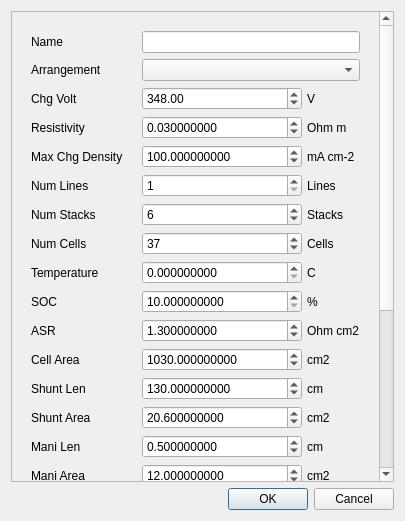
First picture: the form in app/src/view/shuntcur/shuntcurconfigpopup.ui, repository daitenshionyan/vrfbcalc-cpp, before the edit.
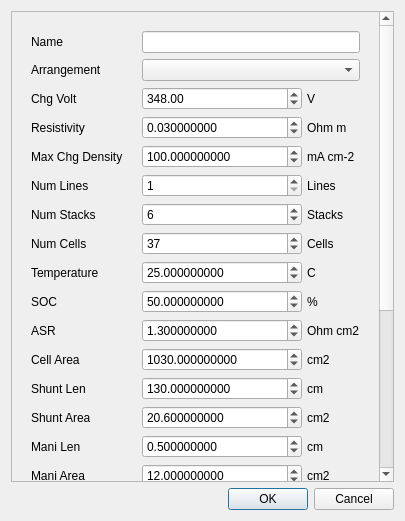
Second picture: the form after the edit.

```diff
--- a/app/src/view/shuntcur/shuntcurconfigpopup.ui
+++ b/app/src/view/shuntcur/shuntcurconfigpopup.ui
@@ -1319,6 +1319,9 @@
                   <property name="maximum">
                    <double>100.000000000000000</double>
                   </property>
+                  <property name="value">
+                   <double>25.000000000000000</double>
+                  </property>
                  </widget>
                 </item>
                 <item>
@@ -1379,6 +1382,9 @@
                   <property name="maximum">
                    <double>85.000000000000000</double>
                   </property>
+                  <property name="value">
+                   <double>50.000000000000000</double>
+                  </property>
                  </widget>
                 </item>
                 <item>
```
